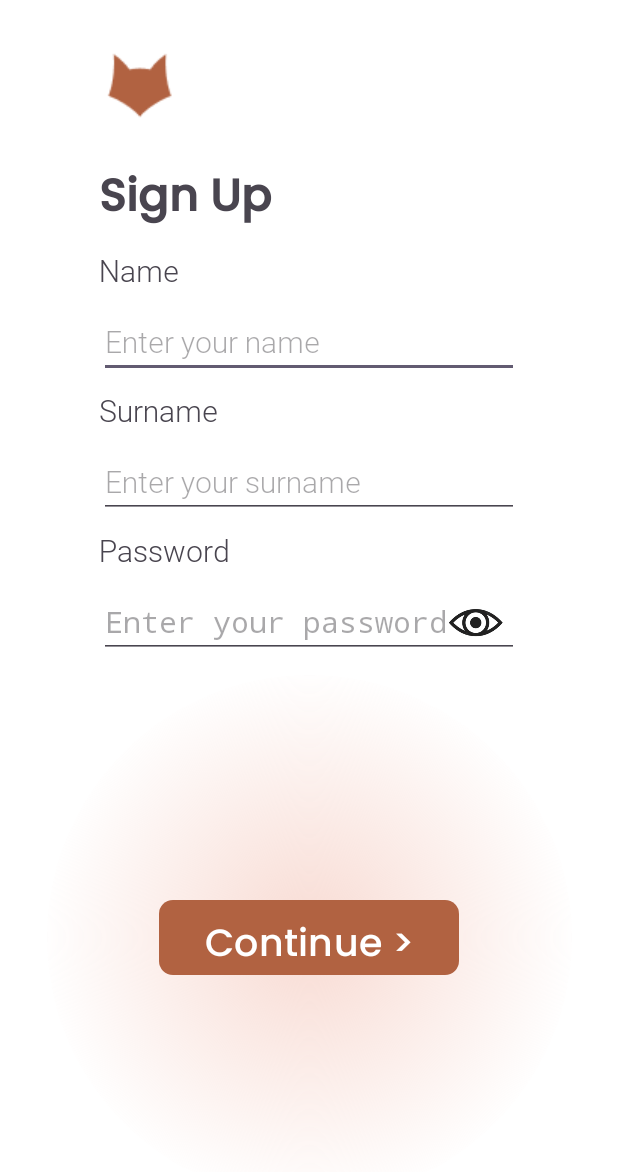
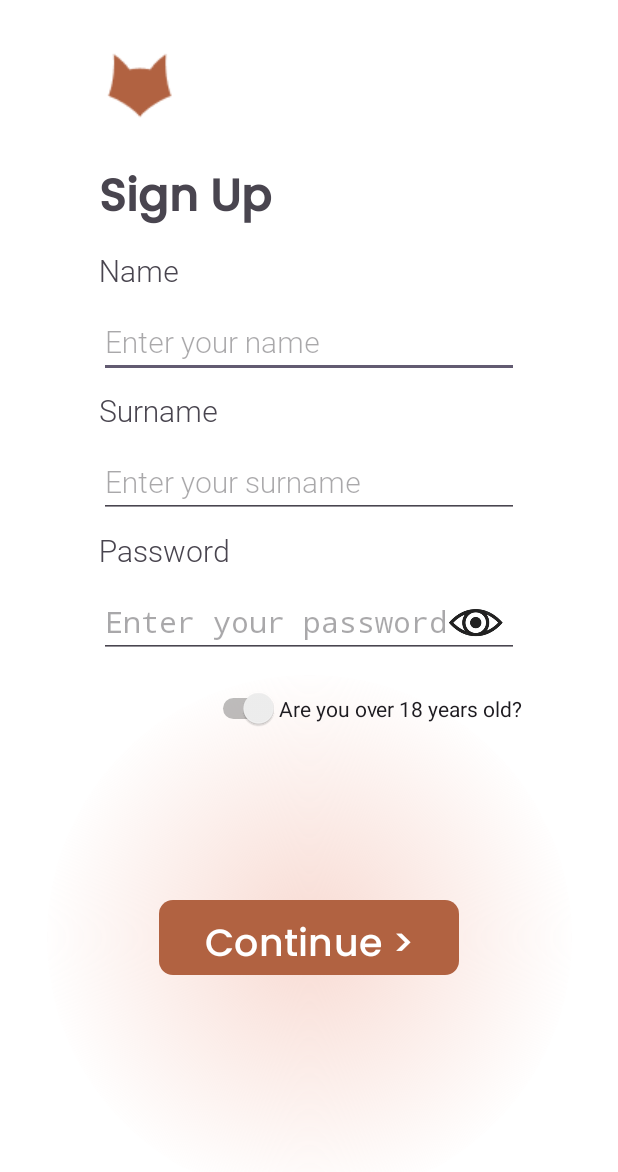
Before and after one commit to VadimKravchenkoDev/Registration-page, an Android app: the screen it shows after launch (MainActivity), on a phone screen of 412 x 824 dp. Shown: the top 1172 px of the screen. Run offline under Robolectric (Android 15) with nearby library versions, the phone set to English and light mode, and no system bars.

Commit message:
add switch

```diff
--- a/app/src/main/res/layout/activity_main.xml
+++ b/app/src/main/res/layout/activity_main.xml
@@ -1,12 +1,12 @@
 <?xml version="1.0" encoding="utf-8"?>
 <ScrollView
     xmlns:android="http://schemas.android.com/apk/res/android"
+    xmlns:app="http://schemas.android.com/apk/res-auto"
+    xmlns:tools="http://schemas.android.com/tools"
     android:layout_width="match_parent"
     android:layout_height="match_parent">
 
-<androidx.constraintlayout.widget.ConstraintLayout xmlns:android="http://schemas.android.com/apk/res/android"
-    xmlns:app="http://schemas.android.com/apk/res-auto"
-    xmlns:tools="http://schemas.android.com/tools"
+<androidx.constraintlayout.widget.ConstraintLayout
     android:id="@+id/main"
     android:layout_width="match_parent"
     android:layout_height="match_parent"
@@ -134,6 +134,18 @@
         android:visibility="invisible"
         />
 
+    <Switch
+        android:id="@+id/switchOverYears"
+        android:layout_width="wrap_content"
+        android:layout_height="wrap_content"
+        android:layout_marginStart="72dp"
+        android:layout_marginTop="20dp"
+        android:checked="false"
+        android:layoutDirection="rtl"
+        android:text="@string/switch_text"
+        android:textDirection="ltr"
+        app:layout_constraintStart_toStartOf="@+id/editText_password"
+        app:layout_constraintTop_toBottomOf="@+id/editText_password" />
 
 </androidx.constraintlayout.widget.ConstraintLayout>
 </ScrollView>
--- a/app/src/main/res/values/strings.xml
+++ b/app/src/main/res/values/strings.xml
@@ -8,5 +8,6 @@
     <string name="hint_surname">Enter your surname</string>
     <string name="password">Password</string>
     <string name="hint_password">Enter your password</string>
+    <string name="switch_text">Are you over 18 years old?</string>
 
 </resources>
```
Also changed, not shown: app/src/main/java/com/example/registrationpage/MainActivity.java (+7 -5 lines).
